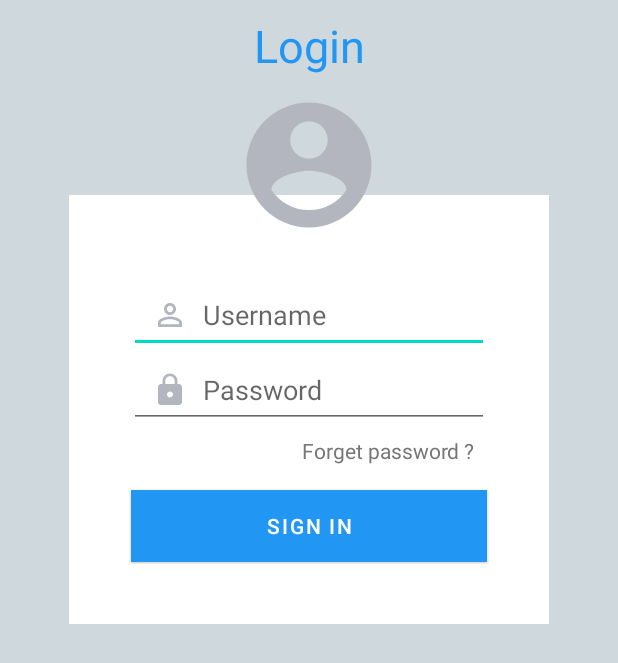
After one commit to DanielaMoreiraTorres/ToLan, an Android app: the layout activity_login.xml on its own in the app's theme, with its tools: preview values and no code run, on a phone screen of 412 x 824 dp. The commit adds this screen. Shown: the top 663 px of the screen. Run offline under Robolectric (Android 15) with nearby library versions, the phone set to English and light mode, and no system bars; Roboto replaces fonts that are not available here.

Commit message:
Login prototipo v1.0

```diff
--- /dev/null
+++ b/app/src/main/java/com/example/tolan/Login.java
@@ -0,0 +1,13 @@
+package com.example.tolan;
+
+import androidx.appcompat.app.AppCompatActivity;
+import android.os.Bundle;
+
+public class Login extends AppCompatActivity {
+
+    @Override
+    protected void onCreate(Bundle savedInstanceState) {
+        super.onCreate(savedInstanceState);
+        setContentView(R.layout.activity_login);
+    }
+}
--- /dev/null
+++ b/app/src/main/res/drawable/password.xml
@@ -0,0 +1,5 @@
+<vector android:height="24dp" android:tint="#B4B6BF"
+    android:viewportHeight="24" android:viewportWidth="24"
+    android:width="24dp" xmlns:android="http://schemas.android.com/apk/res/android">
+    <path android:fillColor="@android:color/white" android:pathData="M18,8h-1L17,6c0,-2.76 -2.24,-5 -5,-5S7,3.24 7,6v2L6,8c-1.1,0 -2,0.9 -2,2v10c0,1.1 0.9,2 2,2h12c1.1,0 2,-0.9 2,-2L20,10c0,-1.1 -0.9,-2 -2,-2zM12,17c-1.1,0 -2,-0.9 -2,-2s0.9,-2 2,-2 2,0.9 2,2 -0.9,2 -2,2zM15.1,8L8.9,8L8.9,6c0,-1.71 1.39,-3.1 3.1,-3.1 1.71,0 3.1,1.39 3.1,3.1v2z"/>
+</vector>
--- /dev/null
+++ b/app/src/main/res/drawable/user.xml
@@ -0,0 +1,5 @@
+<vector android:height="24dp" android:tint="#B4B6BF"
+    android:viewportHeight="24" android:viewportWidth="24"
+    android:width="24dp" xmlns:android="http://schemas.android.com/apk/res/android">
+    <path android:fillColor="@android:color/white" android:pathData="M12,2C6.48,2 2,6.48 2,12s4.48,10 10,10 10,-4.48 10,-10S17.52,2 12,2zM12,5c1.66,0 3,1.34 3,3s-1.34,3 -3,3 -3,-1.34 -3,-3 1.34,-3 3,-3zM12,19.2c-2.5,0 -4.71,-1.28 -6,-3.22 0.03,-1.99 4,-3.08 6,-3.08 1.99,0 5.97,1.09 6,3.08 -1.29,1.94 -3.5,3.22 -6,3.22z"/>
+</vector>
--- /dev/null
+++ b/app/src/main/res/drawable/user_name.xml
@@ -0,0 +1,5 @@
+<vector android:height="24dp" android:tint="#B4B6BF"
+    android:viewportHeight="24" android:viewportWidth="24"
+    android:width="24dp" xmlns:android="http://schemas.android.com/apk/res/android">
+    <path android:fillColor="@android:color/white" android:pathData="M12,5.9c1.16,0 2.1,0.94 2.1,2.1s-0.94,2.1 -2.1,2.1S9.9,9.16 9.9,8s0.94,-2.1 2.1,-2.1m0,9c2.97,0 6.1,1.46 6.1,2.1v1.1L5.9,18.1L5.9,17c0,-0.64 3.13,-2.1 6.1,-2.1M12,4C9.79,4 8,5.79 8,8s1.79,4 4,4 4,-1.79 4,-4 -1.79,-4 -4,-4zM12,13c-2.67,0 -8,1.34 -8,4v3h16v-3c0,-2.66 -5.33,-4 -8,-4z"/>
+</vector>
--- /dev/null
+++ b/app/src/main/res/layout/activity_login.xml
@@ -0,0 +1,90 @@
+<?xml version="1.0" encoding="utf-8"?>
+<FrameLayout
+    xmlns:android="http://schemas.android.com/apk/res/android"
+    xmlns:tools="http://schemas.android.com/tools"
+    xmlns:app="http://schemas.android.com/apk/res-auto"
+    android:layout_width="match_parent"
+    android:layout_height="match_parent"
+    android:background="#cfd8dc"
+    tools:context=".Login">
+
+
+    <TextView
+        android:id="@+id/textView"
+    android:layout_width="match_parent"
+    android:layout_height="wrap_content"
+    android:layout_marginTop="10dp"
+    android:gravity="center"
+    android:text="Login"
+    android:textColor="@color/azul"
+    android:textSize="30dp"
+    />
+
+    <LinearLayout
+        android:id="@+id/linear"
+        android:layout_width="320dp"
+        android:layout_height="wrap_content"
+        android:layout_gravity="center_horizontal"
+        android:layout_marginLeft="10dp"
+        android:layout_marginRight="10dp"
+        android:layout_marginTop="130dp"
+        android:background="#ffffff"
+        android:orientation="vertical"
+        android:padding="40dp">
+
+        <EditText
+            android:layout_width="match_parent"
+            android:layout_height="50dp"
+            android:layout_marginTop="15dp"
+            android:drawableLeft="@drawable/user_name"
+            android:drawablePadding="10dp"
+            android:gravity="fill"
+            android:hint="Username"
+            android:paddingLeft="15dp" />
+
+        <EditText
+            android:layout_width="match_parent"
+            android:layout_height="50dp"
+            android:drawablePadding="10dp"
+            android:gravity="fill"
+            android:hint="Password"
+            android:drawableLeft="@drawable/password"
+            android:paddingLeft="15dp" />
+        <TextView
+            android:layout_width="match_parent"
+            android:layout_height="wrap_content"
+            android:layout_marginTop="5dp"
+            android:drawablePadding="10dp"
+            android:gravity="end"
+            android:paddingLeft="5dp"
+            android:paddingRight="10dp"
+            android:text="Forget password ?"
+            android:textColor="#767676"
+            />
+        <LinearLayout
+            android:layout_width="match_parent"
+            android:layout_height="wrap_content"
+            android:layout_marginLeft="20dp"
+            android:layout_marginRight="20dp"
+            android:layout_marginTop="15dp"
+            android:orientation="vertical"/>
+
+        <Button
+            android:layout_width="match_parent"
+            android:layout_height="wrap_content"
+            android:layout_marginLeft="1dp"
+            android:layout_marginTop="1dp"
+            android:layout_marginRight="1dp"
+            android:layout_marginBottom="1dp"
+            android:background="#2196f3"
+            android:text="Sign in"
+            android:textColor="#ffffff" />
+    </LinearLayout>
+    <ImageView
+        android:layout_width="100dp"
+        android:layout_height="100dp"
+        android:layout_gravity="center_horizontal|top"
+        android:layout_marginTop="60dp"
+        android:src="@drawable/user"
+        android:id="@+id/image" />
+</FrameLayout>
--- a/app/src/main/res/values/colors.xml
+++ b/app/src/main/res/values/colors.xml
@@ -4,6 +4,7 @@
     <color name="secundario">#020001</color>
     <color name="purple_200">#FFBB86FC</color>
     <color name="purple_500">#FF6200EE</color>
+    <color name="azul">#2196f3</color>
     <color name="purple_700">#FF3700B3</color>
     <color name="teal_200">#FF03DAC5</color>
     <color name="teal_700">#FF018786</color>
--- a/app/src/main/res/values/themes.xml
+++ b/app/src/main/res/values/themes.xml
@@ -2,7 +2,7 @@
     <!-- Base application theme. -->
     <style name="Theme.ToLan" parent="Theme.MaterialComponents.DayNight.DarkActionBar">
         <!-- Primary brand color. -->
-        <item name="colorPrimary">@color/purple_500</item>
+        <item name="colorPrimary">@color/azul</item>
         <item name="colorPrimaryVariant">@color/purple_700</item>
         <item name="colorOnPrimary">@color/white</item>
         <!-- Secondary brand color. -->
```
